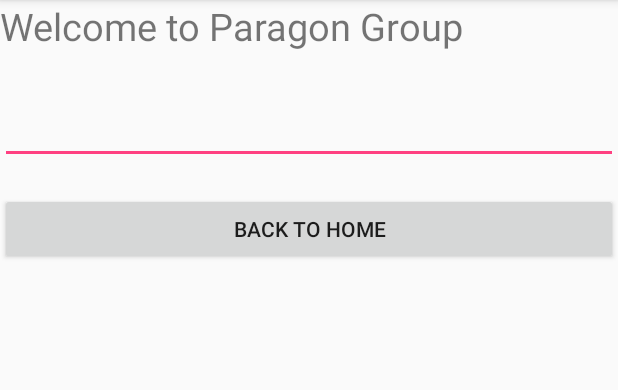
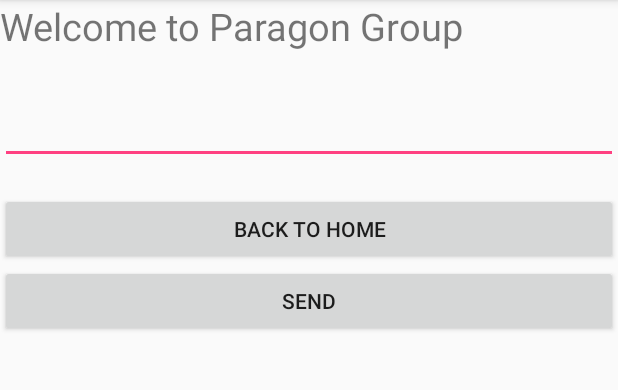
Before and after one commit to abdul-kader138/APDT, an Android app: the screen it shows after launch (ScreenSecond), after a tap on "ABOUT US", on a phone screen of 412 x 824 dp, the part 84-474 px from its top. Run offline under Robolectric (Android 15) with nearby library versions, the phone set to English and light mode, and no system bars.

Commit message:
Android DialogAlert() example

```diff
--- a/app/src/main/java/com/example/akader/myapplication/ScreenSecond.java
+++ b/app/src/main/java/com/example/akader/myapplication/ScreenSecond.java
@@ -1,12 +1,14 @@
 package com.example.akader.myapplication;
 
+import android.content.Context;
+import android.content.DialogInterface;
 import android.content.Intent;
 import android.os.Bundle;
+import android.support.v7.app.AlertDialog;
 import android.support.v7.app.AppCompatActivity;
 import android.view.View;
 import android.widget.Button;
 import android.widget.EditText;
-import android.widget.TextView;
 import android.widget.Toast;
 
 
@@ -14,19 +16,27 @@ public class ScreenSecond extends AppCompatActivity {
     @Override
     protected void onCreate(Bundle savedInstanceState) {
         super.onCreate(savedInstanceState);
-        TextView tv = new TextView(this);
-        tv.setText("second activity");
+
+
+
+        /*
+        * Check and work with Alert showing
+        * */
+
         setContentView(R.layout.activity_second);
 
 
 
 
-          /*
+
+
+
+        /*
            * getIntent().getExtras() - get data from mainActivity;
            * and show it at toast
            * */
 
-        Bundle bundle = getIntent().getExtras();
+        final Bundle bundle = getIntent().getExtras();
         Toast toast = Toast.makeText(getApplicationContext(), bundle.getString("val")
                         + bundle.getString("val2") + bundle.getString("chk") + bundle.getString("chk1"),
                 Toast.LENGTH_LONG);
@@ -48,5 +58,39 @@ public class ScreenSecond extends AppCompatActivity {
                 finish();
             }
         });
+
+
+        Button button2 = (Button) findViewById(R.id.bs1);
+        button2.setOnClickListener(new View.OnClickListener() {
+            @Override
+            public void onClick(View view) {
+                System.out.println("test");
+                AlertDialog a = getAlertDialog(getApplicationContext()).create();
+                a.setTitle("Paragon Group");
+                a.show();
+            }
+        });
+
+
     }
+
+    private AlertDialog.Builder getAlertDialog(Context context) {
+        AlertDialog.Builder builder = new AlertDialog.Builder(this);
+        builder.setMessage(getString(R.string.alertMsg)).
+                setCancelable(true).
+                setPositiveButton("Yes", new DialogInterface.OnClickListener() {
+                    @Override
+                    public void onClick(DialogInterface dialogInterface, int i) {
+                        System.out.println("printing");
+//                        finish();
+                    }
+                }).setNegativeButton("No", new DialogInterface.OnClickListener() {
+            @Override
+            public void onClick(DialogInterface dialogInterface, int i) {
+                dialogInterface.cancel();
+            }
+        });
+        return builder;
+    }
+
 }
--- a/app/src/main/res/layout/activity_main.xml
+++ b/app/src/main/res/layout/activity_main.xml
@@ -40,7 +40,7 @@
     <CheckBox
         android:layout_width="match_parent"
         android:layout_height="wrap_content"
-        android:text="@string/buttonAdmin"
+        android:text="@string/buttonUser"
         android:id="@+id/cb2"
         />
 
--- a/app/src/main/res/layout/activity_second.xml
+++ b/app/src/main/res/layout/activity_second.xml
@@ -36,4 +36,10 @@
         android:layout_height="wrap_content"
         android:text="Back To Home" />
 
+    <Button
+        android:id="@+id/bs1"
+        android:layout_width="match_parent"
+        android:layout_height="wrap_content"
+        android:text="Send" />
+
 </LinearLayout>
--- a/app/src/main/res/values/strings.xml
+++ b/app/src/main/res/values/strings.xml
@@ -4,4 +4,5 @@
     <string name="buttonUser">User</string>
     <string name="buttonAdmin">Admin</string>
     <string name="imageDes">User Image</string>
+    <string name="alertMsg">Do you want to close this application ?</string>
 </resources>
```
